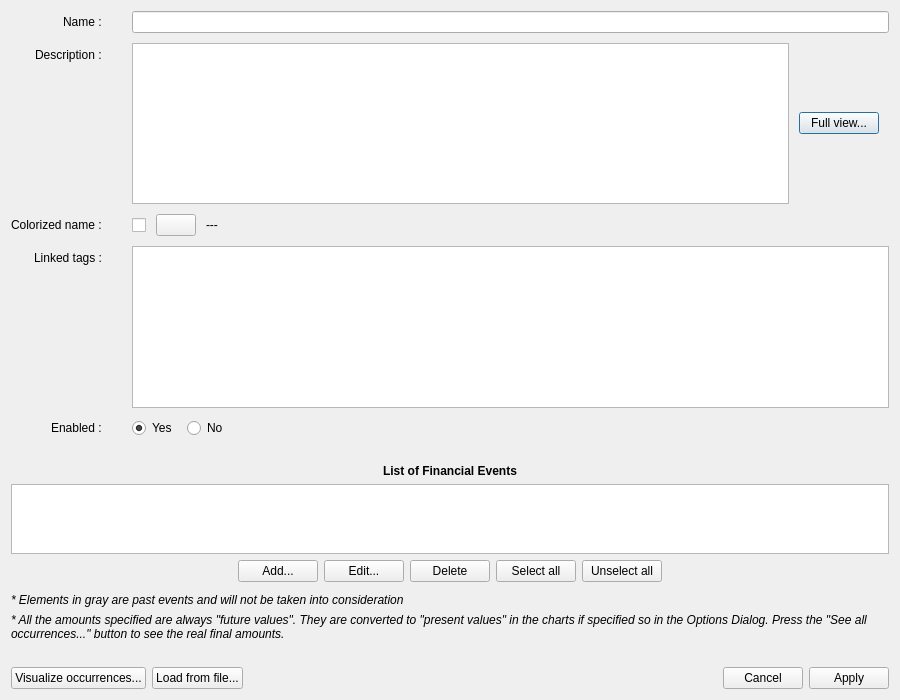
The window that src/editirregulardialog.ui (redmoon1945/gbp) describes before a commit, drawn with Qt 5.
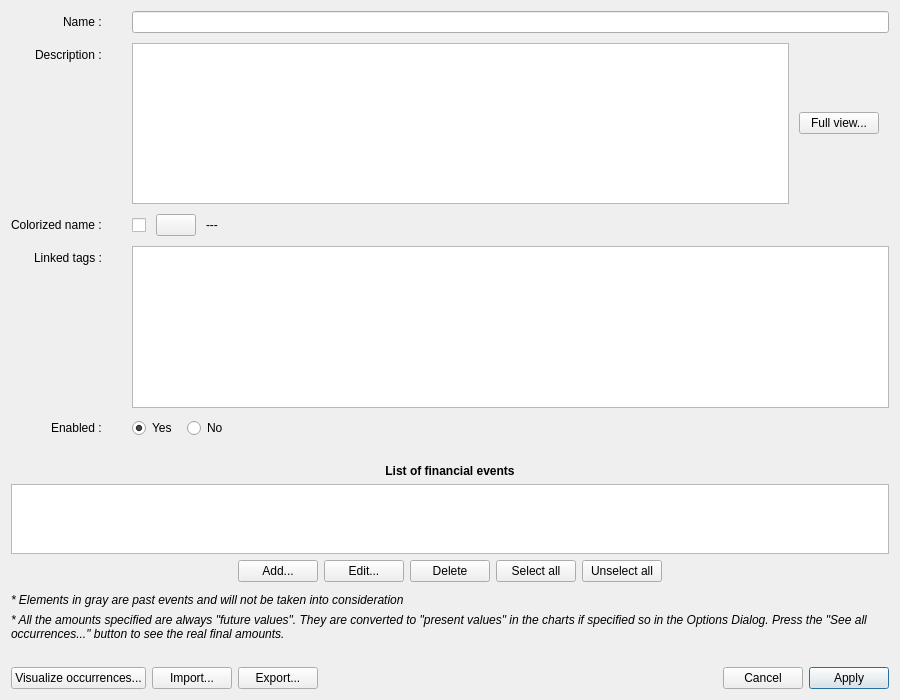
The same window after the commit.

```diff
--- a/src/editirregulardialog.ui
+++ b/src/editirregulardialog.ui
@@ -93,6 +93,9 @@
            <property name="text">
             <string>Full view...</string>
            </property>
+           <property name="autoDefault">
+            <bool>false</bool>
+           </property>
           </widget>
          </item>
          <item>
@@ -343,7 +346,7 @@
         </font>
        </property>
        <property name="text">
-        <string>List of Financial Events</string>
+        <string>List of financial events</string>
        </property>
        <property name="alignment">
         <set>Qt::AlignmentFlag::AlignCenter</set>
@@ -518,7 +521,23 @@
           <string>&lt;html&gt;&lt;head/&gt;&lt;body&gt;&lt;p&gt;Get all the financial event definitions from a CSV file. The current list is first cleared.&lt;/p&gt;&lt;/body&gt;&lt;/html&gt;</string>
          </property>
          <property name="text">
-          <string>Load from file...</string>
+          <string>Import...</string>
+         </property>
+         <property name="autoDefault">
+          <bool>false</bool>
+         </property>
+        </widget>
+       </item>
+       <item>
+        <widget class="QPushButton" name="exportPushButton">
+         <property name="toolTip">
+          <string>&lt;html&gt;&lt;head/&gt;&lt;body&gt;&lt;p&gt;Export all the financial event definitions into a CSV file. The current list is not affected.&lt;/p&gt;&lt;/body&gt;&lt;/html&gt;</string>
+         </property>
+         <property name="text">
+          <string>Export...</string>
+         </property>
+         <property name="autoDefault">
+          <bool>false</bool>
          </property>
         </widget>
        </item>
@@ -547,6 +566,12 @@
          <property name="text">
           <string>Apply</string>
          </property>
+         <property name="autoDefault">
+          <bool>false</bool>
+         </property>
+         <property name="default">
+          <bool>true</bool>
+         </property>
         </widget>
        </item>
       </layout>
```
Left out of the diff: 31 changed lines with no effect on the pictures.
